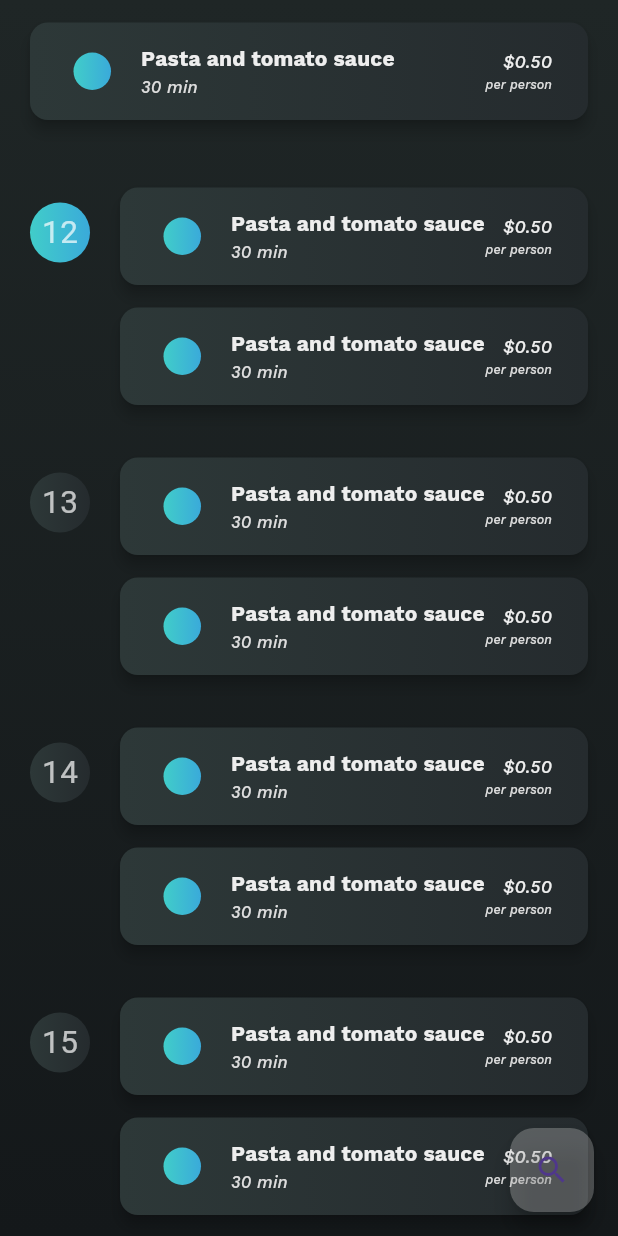
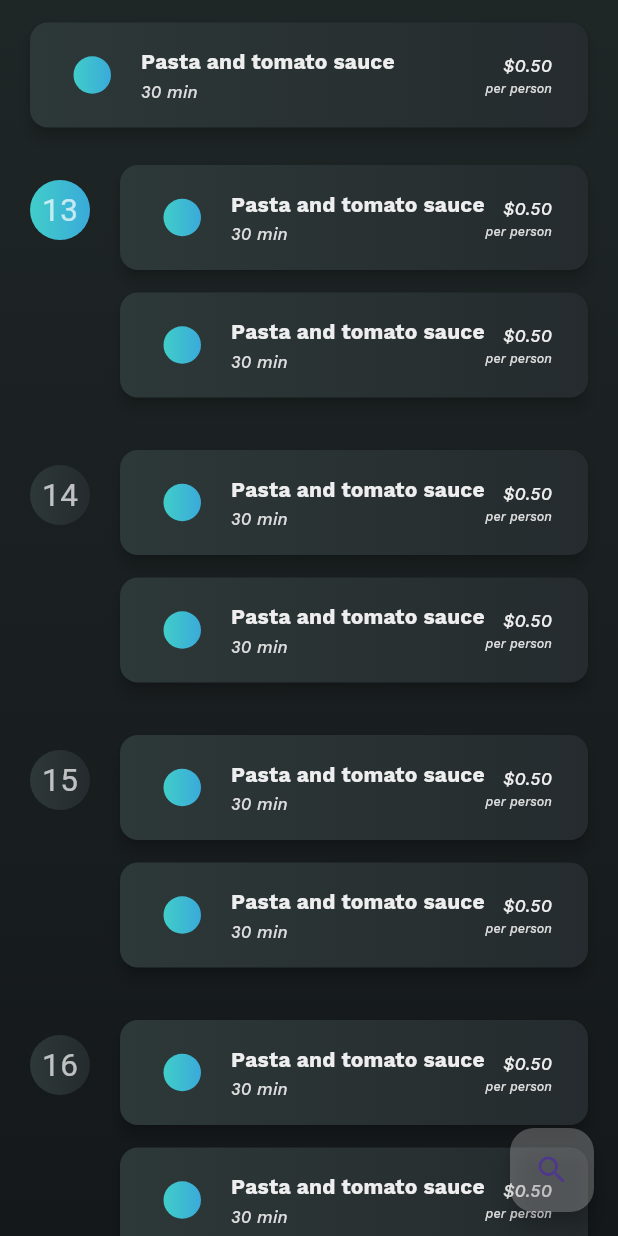
Before and after one commit to 3enedict/limelight, a Flutter app: the RecipesPage screen opened directly, after a tap on "Pasta and tomato sauce", on a phone screen of 412 x 824 dp. Run offline on Flutter 3.47's test engine with Material 2 defaults, Android fonts, the phone set to English and light mode, and no system bars; our stand-ins replace fluttericon, google_fonts; statements that could not run were skipped.

Commit message:
Calendar has 6mo history and starts on current day

```diff
--- a/lib/widgets/calendar.dart
+++ b/lib/widgets/calendar.dart
@@ -9,10 +9,18 @@ class Calendar extends StatelessWidget {
 
   @override
   Widget build(BuildContext context) {
-    final DateTime startDate = DateTime.now();
+    const double itemExtent = 70 * 2 + 15 * 2 + 20;
+    const int numberOfDays = 30 * 12;
+    final DateTime startDate = DateTime.now().subtract(
+      const Duration(days: numberOfDays),
+    );
 
     return ListView.builder(
-      itemCount: 120,
+      itemCount: numberOfDays,
+      itemExtent: itemExtent,
+      controller: ScrollController(
+        initialScrollOffset: (numberOfDays / 2) * itemExtent + 20,
+      ),
       itemBuilder: (BuildContext context, int index) {
         final DateTime date = startDate.add(Duration(days: index));
         final int day = date.day;
@@ -21,9 +29,10 @@ class Calendar extends StatelessWidget {
           decoration: BoxDecoration(
             borderRadius: BorderRadius.circular(20),
             gradient: LinearGradient(
-              colors: startDate == date
-                  ? limelightGradient
-                  : toSurfaceGradient(limelightGradient),
+              colors:
+                  startDate.add(const Duration(days: numberOfDays ~/ 2)) == date
+                      ? limelightGradient
+                      : toSurfaceGradient(limelightGradient),
             ),
           ),
           margin: const EdgeInsets.fromLTRB(0, 25, 0, 0),
--- a/lib/widgets/item.dart
+++ b/lib/widgets/item.dart
@@ -39,6 +39,7 @@ class Item extends StatelessWidget {
             end: Alignment.centerRight,
           ),
         ),
+        height: 70,
         child: ElevatedButton(
           style: ElevatedButton.styleFrom(
             backgroundColor: Colors.transparent,
@@ -76,7 +77,7 @@ class Item extends StatelessWidget {
                         ),
                       ),
                       const SizedBox(
-                        height: 1,
+                        height: 2,
                       ),
                       Text(
                         subTitle,
```
